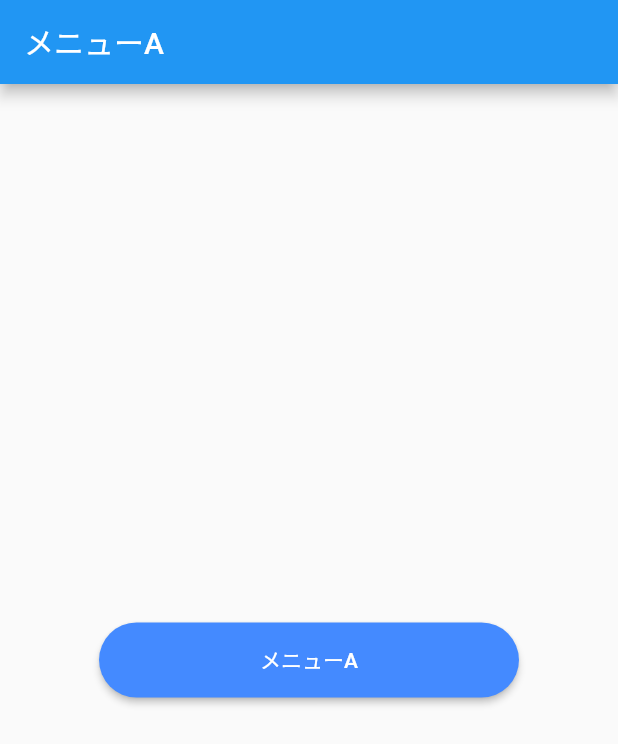
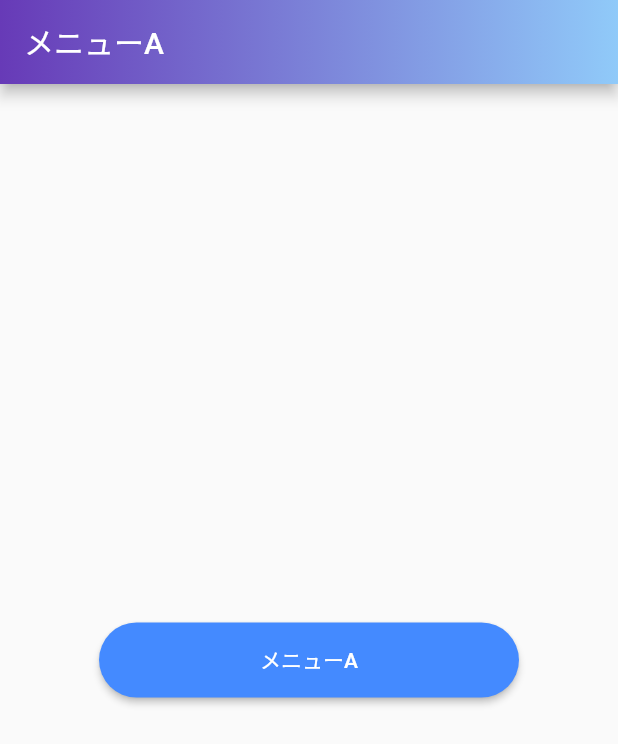
Before and after one commit to Shibata-Nanami/flutter_task_2, a Flutter app: the AboutScreen screen opened by its route, on a phone screen of 412 x 824 dp. Shown: the top 744 px of the screen. Run offline on Flutter 3.47's test engine with Material 2 defaults, Android fonts, the phone set to English and light mode, and no system bars; our stand-ins replace go_router.

Commit message:
メニューAのAppBarのグラデーション設定

```diff
--- a/lib/menuA.dart
+++ b/lib/menuA.dart
@@ -7,7 +7,16 @@ class AboutScreen extends StatelessWidget {
   @override
   Widget build(BuildContext context) {
     return Scaffold(
-      appBar: AppBar(title: const Text('メニューA')),
+      appBar: AppBar(
+        flexibleSpace: Container(
+          decoration: BoxDecoration(
+            gradient: LinearGradient(
+              colors: [Colors.deepPurple, Colors.blue.shade200],
+            ),
+          ),
+        ),
+        title: const Text('メニューA'),
+      ),
       body: Center(
         child: ElevatedButton(
           style: ElevatedButton.styleFrom(
--- a/pubspec.yaml
+++ b/pubspec.yaml
@@ -36,6 +36,7 @@ dependencies:
   # Use with the CupertinoIcons class for iOS style icons.
   cupertino_icons: ^1.0.5
   go_router: ^9.0.3
+  new_gradient_app_bar: ^0.2.0
 
 dev_dependencies:
   flutter_test:
```
Also changed, not shown: pubspec.lock.
